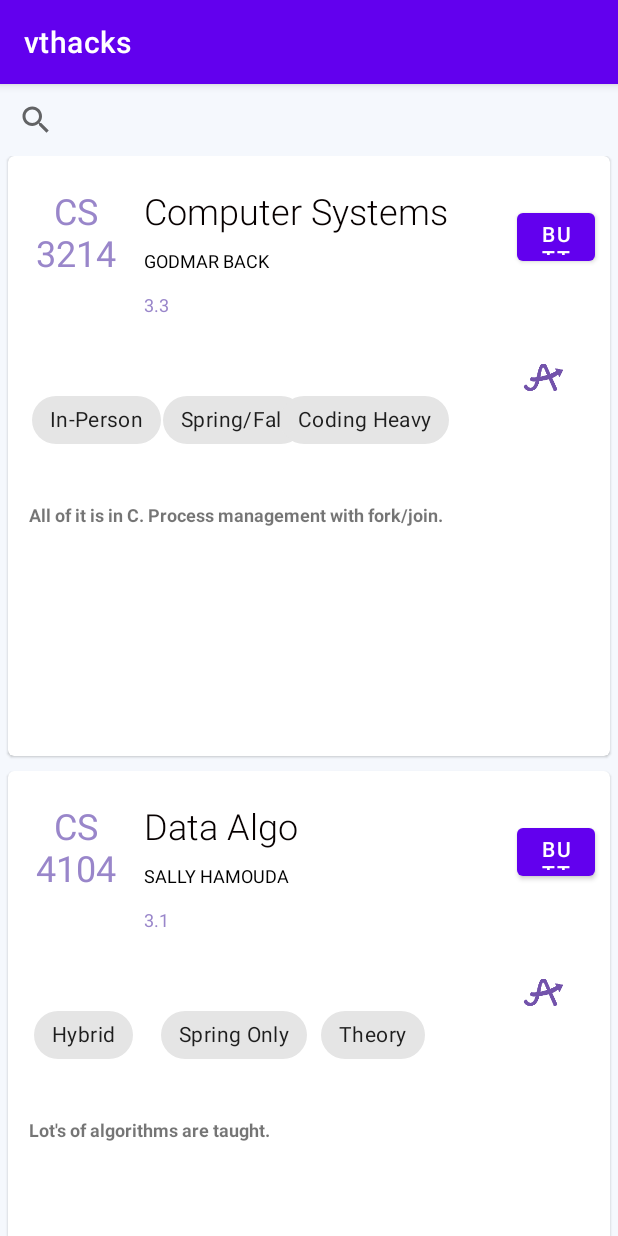
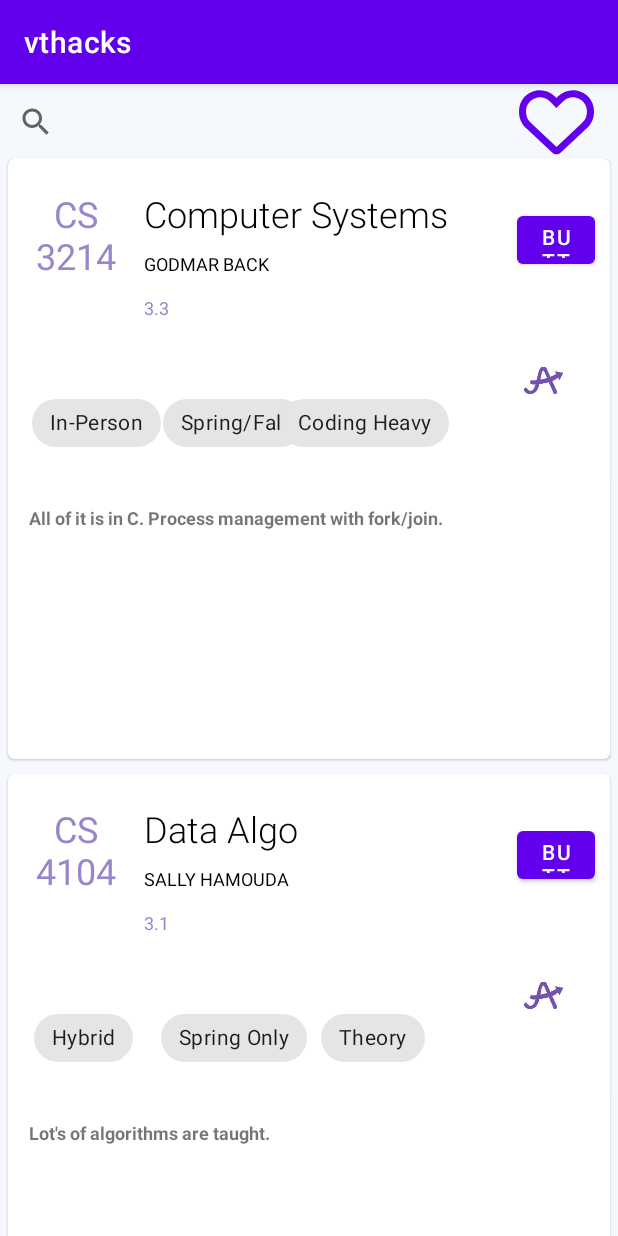
Before and after one commit to daltarace/vthacks, an Android app: the screen it shows after launch (MainActivity), on a phone screen of 412 x 824 dp. Run offline under Robolectric (Android 15) with nearby library versions, the phone set to English and light mode, and no system bars.

Commit message:
further updates to favoriting

```diff
--- a/app/src/main/java/com/example/vthacks/Language.kt
+++ b/app/src/main/java/com/example/vthacks/Language.kt
@@ -12,4 +12,7 @@ class Language(
     val mode: String = "",
     val semester: String = "",
     val extra: String = "",
+
+    //if its favorited or not
+    var isfav: Boolean = false
 )
--- a/app/src/main/java/com/example/vthacks/MainActivity.kt
+++ b/app/src/main/java/com/example/vthacks/MainActivity.kt
@@ -1,9 +1,9 @@
 package com.example.vthacks
 
-import android.R
 import android.os.Bundle
 import android.widget.ArrayAdapter
 import android.widget.SearchView
+import android.widget.Toast
 import androidx.appcompat.app.AppCompatActivity
 import androidx.recyclerview.widget.LinearLayoutManager
 import androidx.recyclerview.widget.RecyclerView
@@ -13,6 +13,9 @@ class MainActivity : AppCompatActivity() {
     // view binding for the activity
     private var _binding : ActivityMainBinding? = null
     private val binding get() = _binding!!
+    companion object {
+        var isFavOn = false
+    }
 
     // create reference to the adapter and the list
     // in the list pass the model of Language
@@ -39,6 +42,16 @@ class MainActivity : AppCompatActivity() {
 
         // attach adapter to the recycler view
         binding.rvList.adapter = rvAdapter
+
+        binding.allfavoritebutton.setOnClickListener {
+            //Toast.makeText(this@MainActivity, rvAdapter.favoriteList.toString(), Toast.LENGTH_SHORT).show()
+            //rvAdapter.languageFilterList = rvAdapter.favoriteList as ArrayList<Language>
+            isFavOn = !isFavOn
+            if(rvAdapter.favoriteList.size != 0 && rvAdapter.favoriteList.size != null) { //don't crash if its null
+                rvAdapter.filter.filter(rvAdapter.favoriteList[0].classname)
+            }
+            //rvAdapter.filter.filter(rvAdapter.favoriteList[1].classname)
+        }
 
         binding.searchView2.setOnQueryTextListener(object: SearchView.OnQueryTextListener{
             override fun onQueryTextSubmit(query: String?): Boolean {
--- /dev/null
+++ b/app/src/main/res/drawable/ic_heart_regular.xml
@@ -0,0 +1,9 @@
+<vector xmlns:android="http://schemas.android.com/apk/res/android"
+    android:width="512dp"
+    android:height="512dp"
+    android:viewportWidth="512"
+    android:viewportHeight="512">
+  <path
+      android:fillColor="#9986CA"
+      android:pathData="M244,84L255.1,96L267.1,84.02C300.6,51.37 347,36.51 392.6,44.1C461.5,55.58 512,115.2 512,185.1V190.9C512,232.4 494.8,272.1 464.4,300.4L283.7,469.1C276.2,476.1 266.3,480 256,480C245.7,480 235.8,476.1 228.3,469.1L47.59,300.4C17.23,272.1 0,232.4 0,190.9V185.1C0,115.2 50.52,55.58 119.4,44.1C164.1,36.51 211.4,51.37 244,84C243.1,84 244,84.01 244,84L244,84zM255.1,163.9L210.1,117.1C188.4,96.28 157.6,86.4 127.3,91.44C81.55,99.07 48,138.7 48,185.1V190.9C48,219.1 59.71,246.1 80.34,265.3L256,429.3L431.7,265.3C452.3,246.1 464,219.1 464,190.9V185.1C464,138.7 430.4,99.07 384.7,91.44C354.4,86.4 323.6,96.28 301.9,117.1L255.1,163.9z"/>
+</vector>
--- a/app/src/main/res/layout/activity_main.xml
+++ b/app/src/main/res/layout/activity_main.xml
@@ -21,10 +21,24 @@
 
     <SearchView
         android:id="@+id/searchView2"
-        android:layout_width="0dp"
-        android:layout_height="wrap_content"
+        android:layout_width="339dp"
+        android:layout_height="50dp"
+        app:layout_constraintEnd_toStartOf="@+id/allfavoritebutton"
+        app:layout_constraintHorizontal_bias="0.0"
+        app:layout_constraintStart_toStartOf="parent"
+        app:layout_constraintTop_toTopOf="parent" >
+    </SearchView>
+
+    <Button
+        android:id="@+id/allfavoritebutton"
+        android:layout_width="50dp"
+        android:layout_height="50dp"
+        android:layout_marginEnd="16dp"
+        android:layout_marginBottom="8dp"
+        android:background="@drawable/ic_heart_regular"
+        app:layout_constraintBottom_toTopOf="@+id/rv_list"
         app:layout_constraintEnd_toEndOf="parent"
-        app:layout_constraintStart_toStartOf="parent"
-        app:layout_constraintTop_toTopOf="parent" />
+        app:layout_constraintTop_toTopOf="parent"
+        app:layout_constraintVertical_bias="0.0" />
 
 </androidx.constraintlayout.widget.ConstraintLayout>
```
Also changed, not shown: app/src/main/java/com/example/vthacks/RvAdapter.kt (+21 -0 lines).
